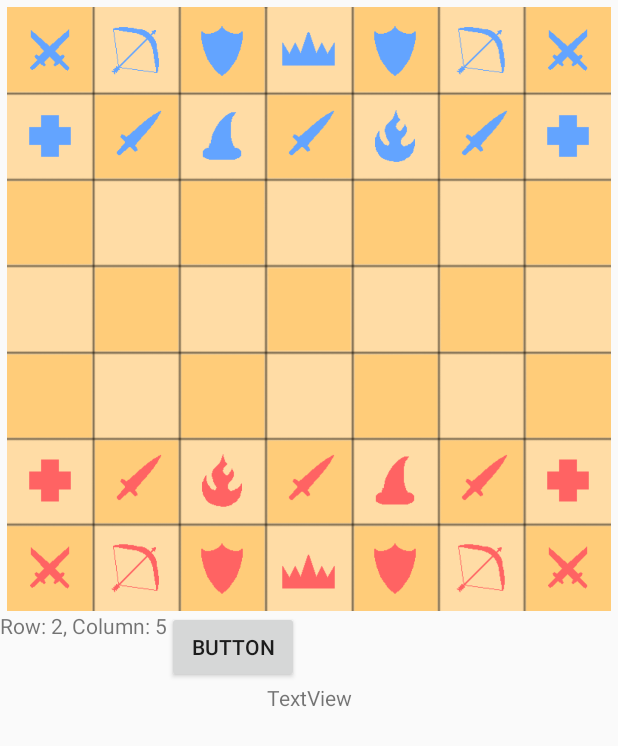
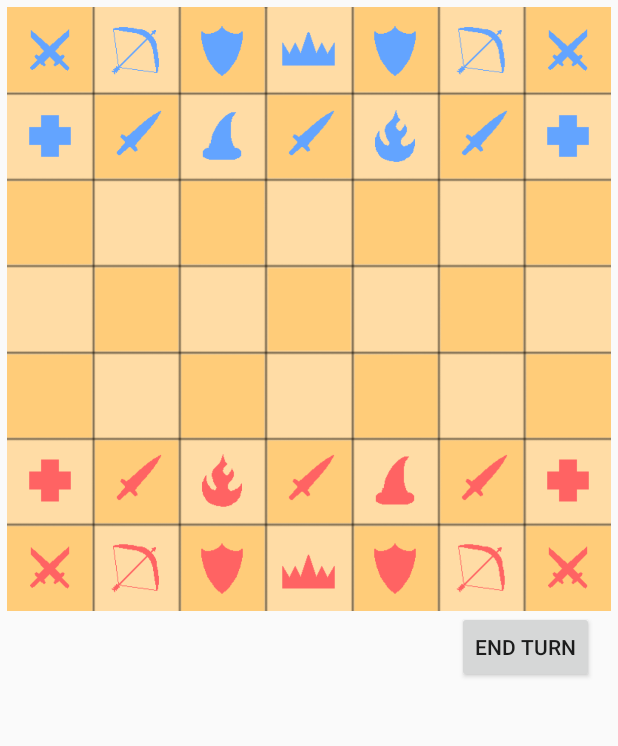
Before and after one commit to CowByte-Games/Spellshade, an Android app: the GameActivity screen opened directly, with no data from a screen before it, after a tap on an icon or button, on a phone screen of 412 x 824 dp. Shown: the top 746 px of the screen. Run offline under Robolectric (Android 15) with nearby library versions, the phone set to English and light mode, and no system bars; 2 other taps on this screen came first.

Commit message:
add end turn mechanics and stun mechanic

```diff
--- a/app/src/main/java/com/cowbytegames/spellshade/Activities/GameActivity.kt
+++ b/app/src/main/java/com/cowbytegames/spellshade/Activities/GameActivity.kt
@@ -1,13 +1,10 @@
 package com.cowbytegames.spellshade.Activities
 
-import android.graphics.Color
-import android.media.Image
 import android.os.Bundle
-import android.os.Handler
-import android.os.Looper
 import android.util.TypedValue
 import android.view.View
 import android.view.ViewGroup
+import android.widget.Button
 import android.widget.ImageView
 import android.widget.TextView
 import androidx.activity.ComponentActivity
@@ -15,16 +12,21 @@ import androidx.constraintlayout.widget.ConstraintLayout
 import androidx.constraintlayout.widget.ConstraintSet
 import androidx.gridlayout.widget.GridLayout
 import com.cowbytegames.spellshade.Game.Board
+import com.cowbytegames.spellshade.Game.Game
 import com.cowbytegames.spellshade.Game.Pieces.Common.Piece
 import com.cowbytegames.spellshade.R
 
 class GameActivity : ComponentActivity() {
-    private lateinit var coordinateTextView: TextView
+    private lateinit var pieceNameTextView: TextView
+    private lateinit var pieceStatsTextView: TextView
+    private lateinit var endTurnButton: Button
     private lateinit var imageViews: Array<ImageView>
     private lateinit var gridLayout: GridLayout
     private lateinit var boardView: ImageView
+    private lateinit var narratorTextView: TextView
 
     private lateinit var board: Board
+    private lateinit var game: Game
     private var selectedPiece: Piece? = null
 
     private var isProcessingClick: Boolean = false
@@ -33,9 +35,12 @@ class GameActivity : ComponentActivity() {
         super.onCreate(savedInstanceState)
         setContentView(R.layout.activity_game)
 
-        coordinateTextView = findViewById(R.id.textView2)
+        pieceNameTextView = findViewById(R.id.textView_pieceName)
+        pieceStatsTextView = findViewById(R.id.textView_pieceStats)
+        endTurnButton = findViewById(R.id.button_endTurn)
         gridLayout = findViewById(R.id.board_grid)
         boardView = findViewById(R.id.board)
+        narratorTextView = findViewById(R.id.textView_narrator)
         imageViews = arrayOf(
             findViewById(R.id.square_00), findViewById(R.id.square_01), findViewById(R.id.square_02),
             findViewById(R.id.square_03), findViewById(R.id.square_04), findViewById(R.id.square_05),
@@ -57,6 +62,7 @@ class GameActivity : ComponentActivity() {
         )
 
         board = Board(imageViews)
+        game = Game(board, narratorTextView, this::doneProcessingCallBack)
         renderLayout()
         setPieceOnClick()
     }
@@ -127,17 +133,38 @@ class GameActivity : ComponentActivity() {
                 board.renderPieces()
             }
 
-            board.resetCellBackgrounds()
-            selectedPiece = null
+            unselectPiece()
         }
         else if (piece != null){
             selectedPiece = piece
             val availableMoves = selectedPiece!!.availableMoves(board)
 
-            board.setCellBackgrounds(availableMoves)
+            board.setAvailableMovesRender(availableMoves)
+            pieceNameTextView.text = selectedPiece!!.pieceName
+            pieceStatsTextView.text = """
+                Health: ${selectedPiece!!.health}
+                Shield: ${selectedPiece!!.shield}
+                Attack: ${selectedPiece!!.damage}
+            """.trimIndent()
         }
 
-        coordinateTextView.text = selectedPiece?.pieceName ?: "Row: $row, Column: $column"
+        isProcessingClick = false
+    }
+
+    fun onClickEndTurn(view: View) {
+        isProcessingClick = true
+        unselectPiece()
+        game.endTurn()
+    }
+
+    private fun unselectPiece() {
+        board.resetAvailableMovesRender()
+        pieceNameTextView.text = ""
+        pieceStatsTextView.text = ""
+        selectedPiece = null
+    }
+
+    private fun doneProcessingCallBack() {
         isProcessingClick = false
     }
 }
--- a/app/src/main/java/com/cowbytegames/spellshade/Game/Board.kt
+++ b/app/src/main/java/com/cowbytegames/spellshade/Game/Board.kt
@@ -1,6 +1,7 @@
 package com.cowbytegames.spellshade.Game
 
 import android.graphics.Color
+import android.graphics.drawable.ColorDrawable
 import android.widget.ImageView
 import androidx.gridlayout.widget.GridLayout
 import com.cowbytegames.spellshade.Game.Pieces.Common.Piece
@@ -10,7 +11,7 @@ import kotlin.math.ceil
 
 class Board(val imageViews: Array<ImageView>) {
     val board: Array<Array<Piece?>> =  Array(7) { arrayOfNulls<Piece>(7) }
-    private var activePlayer = 0
+    private var activePlayer = 1
 
     init {
         board[1][1] = Warrior(Pair(1,1), 1)
@@ -84,35 +85,43 @@ class Board(val imageViews: Array<ImageView>) {
 
                 val piece = board[i][j]
 
+                if (piece != null){
+                    if (piece.isStunned) {
+                        imageView.setBackgroundColor(Color.BLUE)
+                    } else {
+                        imageView.setBackgroundColor(0)
+                    }
+                }
+
                 if (piece is Warrior) {
                     if (piece.player == 1) { imageView.setImageResource(R.drawable.blue_warrior) }
                     else { imageView.setImageResource(R.drawable.red_warrior) }
                 }
-                if (piece is Witch) {
+                else if (piece is Witch) {
                     if (piece.player == 1) { imageView.setImageResource(R.drawable.blue_witch) }
                     else { imageView.setImageResource(R.drawable.red_witch) }
                 }
-                if (piece is Wizard) {
+                else if (piece is Wizard) {
                     if (piece.player == 1) { imageView.setImageResource(R.drawable.blue_wizard) }
                     else { imageView.setImageResource(R.drawable.red_wizard) }
                 }
-                if (piece is Assassin) {
+                else if (piece is Assassin) {
                     if (piece.player == 1) { imageView.setImageResource(R.drawable.blue_assassin) }
                     else { imageView.setImageResource(R.drawable.red_assassin) }
                 }
-                if (piece is Archer) {
+                else if (piece is Archer) {
                     if (piece.player == 1) { imageView.setImageResource(R.drawable.blue_archer) }
                     else { imageView.setImageResource(R.drawable.red_archer) }
                 }
-                if (piece is Healer) {
+                else if (piece is Healer) {
                     if (piece.player == 1) { imageView.setImageResource(R.drawable.blue_healer) }
                     else { imageView.setImageResource(R.drawable.red_healer) }
                 }
-                if (piece is Tank) {
+                else if (piece is Tank) {
                     if (piece.player == 1) { imageView.setImageResource(R.drawable.blue_tank) }
                     else { imageView.setImageResource(R.drawable.red_tank) }
                 }
-                if (piece is Commander) {
+                else if (piece is Commander) {
                     if (piece.player == 1) { imageView.setImageResource(R.drawable.blue_commander) }
                     else { imageView.setImageResource(R.drawable.red_commander) }
                 }
@@ -120,13 +129,16 @@ class Board(val imageViews: Array<ImageView>) {
         }
     }
 
-    fun resetCellBackgrounds() {
+    fun resetAvailableMovesRender() {
         for (imageView in imageViews) {
-            imageView.setBackgroundColor(Color.TRANSPARENT)
+            val background = imageView.background
+            if (background is ColorDrawable && background.color == Color.GREEN) {
+                imageView.setBackgroundColor(Color.TRANSPARENT)
+            }
         }
     }
 
-    fun setCellBackgrounds(cells: ArrayList<Pair<Int, Int>>) {
+    fun setAvailableMovesRender(cells: ArrayList<Pair<Int, Int>>) {
         for (cell in cells) {
             val (r, c) = cell
             val i = r * 7 + c
--- a/app/src/main/java/com/cowbytegames/spellshade/Game/Game.kt
+++ b/app/src/main/java/com/cowbytegames/spellshade/Game/Game.kt
@@ -1,20 +1,24 @@
 package com.cowbytegames.spellshade.Game
 
+import android.widget.TextView
 import com.cowbytegames.spellshade.Game.Pieces.*
 import kotlinx.coroutines.*
 
-class Game(val board: Board){
+class Game(val board: Board, val narratorTextView: TextView, private val onEndTurnComplete: () -> Unit,){
     fun endTurn() {
         GlobalScope.launch(Dispatchers.Main) {
             executeDamagePassives()
             removeDeadPieces()
+            board.renderPieces()
             delay(1000)
             resetBuffs()
             executeNonDamagePassives()
-            delay(1000)
+            delay(3000)
             resetDebuffs()
+            board.renderPieces()
 
             board.flipActivePlayer()
+            onEndTurnComplete()
         }
     }
 
@@ -46,6 +50,7 @@ class Game(val board: Board){
     }
 
     private fun executeDamagePassives() {
+        narratorTextView.text = "Executing damage passives"
         for (i in 0 until 7) {
             for (j in 0 until 7) {
                 val piece = board.get(i, j)
@@ -58,11 +63,16 @@ class Game(val board: Board){
 
     private fun executeNonDamagePassives() {
         GlobalScope.launch(Dispatchers.Main) {
+            narratorTextView.text = "Healers healing allies"
             executeHealerPassive()
             delay(1000)
+            narratorTextView.text = "Tanks shielding allies"
             executeTankPassive()
             delay(1000)
+            narratorTextView.text = "Commander buffing allies"
             executeCommanderPassive()
+            delay(1000)
+            narratorTextView.text = ""
         }
     }
 
--- a/app/src/main/java/com/cowbytegames/spellshade/Game/Pieces/Common/Piece.kt
+++ b/app/src/main/java/com/cowbytegames/spellshade/Game/Pieces/Common/Piece.kt
@@ -26,4 +26,8 @@ interface Piece {
     fun shield(position: Pair<Int, Int>)
     fun stun(position: Pair<Int, Int>)
     fun passive(board: Board)
+
+    fun isTurn(board: Board): Boolean {
+        return board.getActivePlayer() == player
+    }
 }
--- a/app/src/main/java/com/cowbytegames/spellshade/Game/Pieces/Healer.kt
+++ b/app/src/main/java/com/cowbytegames/spellshade/Game/Pieces/Healer.kt
@@ -17,8 +17,8 @@ class Healer(
     override var damage: Int = 2
     override var heal: Int = 0
 
-    override var isStunned: Boolean = false
-    override var stunnedDuration: Int = 0
+    override var isStunned: Boolean = true
+    override var stunnedDuration: Int = 1
 
     override fun move(position: Pair<Int, Int>, board: Board) {
         board.set(currPos.first, currPos.second, null)
@@ -29,7 +29,7 @@ class Healer(
     override fun availableMoves(board: Board): ArrayList<Pair<Int,Int>> {
         val squares : ArrayList<Pair<Int, Int>> = arrayListOf()
 
-        if (isStunned) {
+        if (!isTurn(board) || isStunned) {
             return squares
         }
 
--- a/app/src/main/java/com/cowbytegames/spellshade/Game/Pieces/Warrior.kt
+++ b/app/src/main/java/com/cowbytegames/spellshade/Game/Pieces/Warrior.kt
@@ -29,7 +29,7 @@ class Warrior(
     override fun availableMoves(board: Board): ArrayList<Pair<Int, Int>> {
         val squares : ArrayList<Pair<Int, Int>> = arrayListOf()
 
-        if (isStunned) {
+        if (!isTurn(board) || isStunned) {
             return squares
         }
 
--- a/app/src/main/java/com/cowbytegames/spellshade/Game/Pieces/Wizard.kt
+++ b/app/src/main/java/com/cowbytegames/spellshade/Game/Pieces/Wizard.kt
@@ -26,6 +26,10 @@ class Wizard(
 
     override fun availableMoves(board: Board): ArrayList<Pair<Int,Int>> {
         val squares : ArrayList<Pair<Int, Int>> = arrayListOf()
+
+        if (!isTurn(board) || isStunned) {
+            return squares
+        }
 
         val directions = listOf(
             Pair(1, -1),
--- a/app/src/main/res/layout/activity_game.xml
+++ b/app/src/main/res/layout/activity_game.xml
@@ -17,29 +17,34 @@
         app:layout_constraintTop_toTopOf="parent" />
 
     <TextView
-        android:id="@+id/textView2"
+        android:id="@+id/textView_pieceName"
         android:layout_width="wrap_content"
         android:layout_height="wrap_content"
-        android:text="TextView"
+        android:layout_marginStart="8dp"
+        android:layout_marginTop="8dp"
+        android:textSize="20sp"
         app:layout_constraintStart_toStartOf="parent"
         app:layout_constraintTop_toBottomOf="@+id/board" />
 
     <Button
-        android:id="@+id/button2"
+        android:id="@+id/button_endTurn"
         android:layout_width="wrap_content"
         android:layout_height="wrap_content"
-        android:text="Button"
-        app:layout_constraintStart_toEndOf="@+id/textView2"
+        android:onClick="onClickEndTurn"
+        android:text="END TURN"
+        app:layout_constraintEnd_toEndOf="parent"
+        app:layout_constraintHorizontal_bias="0.95"
+        app:layout_constraintStart_toStartOf="parent"
         app:layout_constraintTop_toBottomOf="@+id/board" />
 
     <TextView
-        android:id="@+id/textView3"
+        android:id="@+id/textView_pieceStats"
         android:layout_width="wrap_content"
         android:layout_height="wrap_content"
-        android:text="TextView"
-        app:layout_constraintEnd_toEndOf="parent"
-        app:layout_constraintStart_toStartOf="parent"
-        app:layout_constraintTop_toBottomOf="@+id/button2" />
+        android:layout_marginTop="8dp"
+        android:textSize="16sp"
+        app:layout_constraintStart_toStartOf="@+id/textView_pieceName"
+        app:layout_constraintTop_toBottomOf="@+id/textView_pieceName" />
 
     <androidx.gridlayout.widget.GridLayout
         android:id="@+id/board_grid"
@@ -499,4 +504,14 @@
 
     </androidx.gridlayout.widget.GridLayout>
 
+    <TextView
+        android:id="@+id/textView_narrator"
+        android:layout_width="wrap_content"
+        android:layout_height="wrap_content"
+        android:layout_marginTop="8dp"
+        android:textSize="20sp"
+        app:layout_constraintEnd_toEndOf="parent"
+        app:layout_constraintStart_toStartOf="parent"
+        app:layout_constraintTop_toBottomOf="@+id/textView_pieceStats" />
+
 </androidx.constraintlayout.widget.ConstraintLayout>
```
